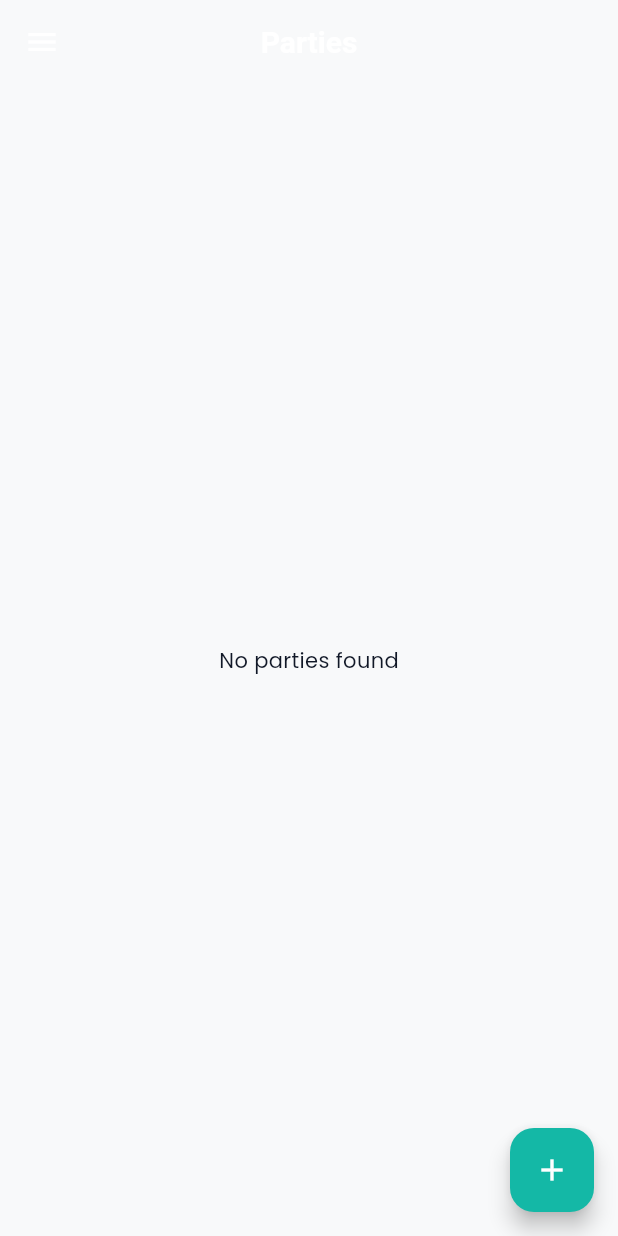
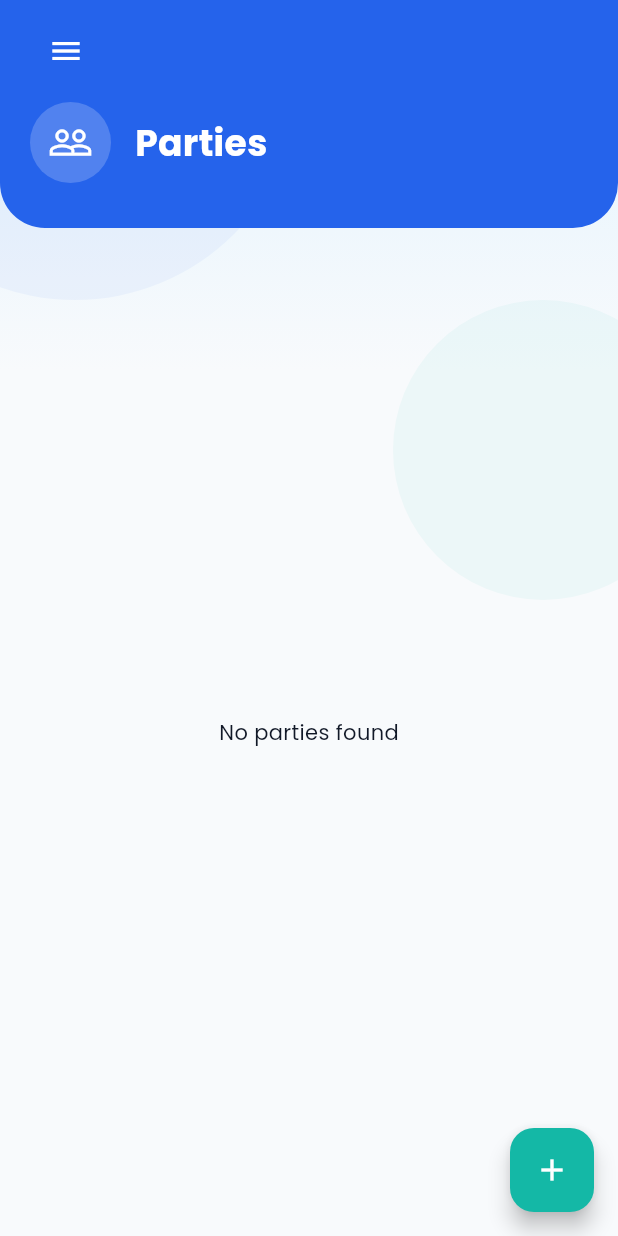
Before and after one commit to Vivekchavda1374/Hetanshi-Enterprise, a Flutter app: the PartyListScreen screen opened by its route, on a phone screen of 412 x 824 dp. Run offline on Flutter 3.47's test engine with Material 3 defaults, Android fonts, the phone set to English and light mode, and no system bars; our stand-ins replace animate_do, cloud_firestore, firebase_core, fl_chart, flutter_staggered_animations, google_fonts and 1 more; accounts and stored records are empty.

Commit message:
refactor: Improve party screens with enhanced UI and notifications

```diff
--- a/lib/screens/party/party_list_screen.dart
+++ b/lib/screens/party/party_list_screen.dart
@@ -4,6 +4,9 @@ import 'package:hetanshi_enterprise/services/firestore_service.dart';
 import 'package:hetanshi_enterprise/screens/party/add_edit_party_screen.dart';
 import 'package:hetanshi_enterprise/widgets/app_drawer.dart';
 import 'package:flutter_staggered_animations/flutter_staggered_animations.dart';
+import 'package:hetanshi_enterprise/utils/app_theme.dart';
+import 'package:hetanshi_enterprise/widgets/modern_background.dart';
+import 'package:hetanshi_enterprise/utils/toast_utils.dart';
 
 class PartyListScreen extends StatelessWidget {
   const PartyListScreen({super.key});
@@ -13,14 +16,72 @@ class PartyListScreen extends StatelessWidget {
     final firestoreService = FirestoreService();
 
     return Scaffold(
-      backgroundColor: const Color(0xFFF8F9FA),
-      appBar: AppBar(
-        title: const Text('Parties'),
-        backgroundColor: Colors.transparent,
-        elevation: 0,
+      backgroundColor: AppColors.backgroundGrey,
+      // AppBar removed to use custom header
+      drawer: const AppDrawer(),
+      body: ModernBackground(
+        child: Column(
+          children: [
+            // Custom Header matching Dashboard
+            Container(
+              width: double.infinity,
+              decoration: const BoxDecoration(
+                color: AppColors.primaryBlue,
+                borderRadius: BorderRadius.only(
+                  bottomLeft: Radius.circular(30),
+                  bottomRight: Radius.circular(30),
                 ),
-      drawer: const AppDrawer(),
-      body: StreamBuilder<List<Party>>(
+              ),
+              padding: const EdgeInsets.fromLTRB(20, 10, 20, 30),
+              child: SafeArea( // Ensure header respects top notch
+                bottom: false,
+                child: Column(
+                  children: [
+                    Row(
+                      mainAxisAlignment: MainAxisAlignment.spaceBetween,
+                      children: [
+                        Builder(
+                          builder: (context) => IconButton(
+                            icon: const Icon(Icons.menu, color: Colors.white),
+                            onPressed: () {
+                              Scaffold.of(context).openDrawer();
+                            },
+                          ),
+                        ),
+                        // You can add search or filter icons here if needed
+                        const SizedBox(width: 48), // Balancing space
+                      ],
+                    ),
+                    const SizedBox(height: 10),
+                    Row(
+                      children: [
+                        Container(
+                          padding: const EdgeInsets.all(12),
+                          decoration: BoxDecoration(
+                            color: Colors.white.withOpacity(0.2),
+                            shape: BoxShape.circle,
+                          ),
+                          child: const Icon(Icons.people_outline, color: Colors.white, size: 30),
+                        ),
+                        const SizedBox(width: 16),
+                        const Text(
+                          "Parties",
+                          style: TextStyle(
+                            fontSize: 24,
+                            fontWeight: FontWeight.bold,
+                            color: Colors.white,
+                          ),
+                        ),
+                      ],
+                    ),
+                  ],
+                ),
+              ),
+            ),
+
+            // List content taking remaining space
+            Expanded(
+              child: StreamBuilder<List<Party>>(
                 stream: firestoreService.getParties(),
                 builder: (context, snapshot) {
                   if (snapshot.connectionState == ConnectionState.waiting) {
@@ -51,12 +112,15 @@ class PartyListScreen extends StatelessWidget {
                             child: FadeInAnimation(
                               child: Card(
                                 margin: const EdgeInsets.only(bottom: 12),
+                                elevation: 1,
+                                color: AppColors.cardWhite.withOpacity(0.9),
+                                shape: RoundedRectangleBorder(borderRadius: BorderRadius.circular(12)),
                                 child: ListTile(
                                   leading: CircleAvatar(
-                            backgroundColor: Colors.blue.shade50,
+                                    backgroundColor: AppColors.infoSkyBlue.withOpacity(0.1),
                                     child: Text(
                                       party.name.isNotEmpty ? party.name[0].toUpperCase() : '?',
-                              style: TextStyle(color: Colors.blue.shade700, fontWeight: FontWeight.bold),
+                                      style: const TextStyle(color: AppColors.infoSkyBlue, fontWeight: FontWeight.bold),
                                     ),
                                   ),
                                   title: Text(party.name,
@@ -64,9 +128,10 @@ class PartyListScreen extends StatelessWidget {
                                   subtitle: Column(
                                     crossAxisAlignment: CrossAxisAlignment.start,
                                     children: [
-                              Text(party.mobile),
+                                      Text(party.mobile, style: const TextStyle(color: AppColors.textSecondary)),
                                       Text(party.address,
-                                  maxLines: 1, overflow: TextOverflow.ellipsis),
+                                          maxLines: 1, overflow: TextOverflow.ellipsis,
+                                          style: const TextStyle(color: AppColors.textSecondary)),
                                     ],
                                   ),
                                   isThreeLine: true,
@@ -74,7 +139,7 @@ class PartyListScreen extends StatelessWidget {
                                     mainAxisSize: MainAxisSize.min,
                                     children: [
                                       IconButton(
-                                icon: const Icon(Icons.edit, color: Colors.blue),
+                                        icon: const Icon(Icons.edit, color: AppColors.primaryBlue),
                                         onPressed: () {
                                           Navigator.push(
                                             context,
@@ -86,7 +151,7 @@ class PartyListScreen extends StatelessWidget {
                                         },
                                       ),
                                       IconButton(
-                                icon: const Icon(Icons.delete, color: Colors.red),
+                                        icon: const Icon(Icons.delete, color: AppColors.errorRed),
                                         onPressed: () async {
                                           final confirm = await showDialog<bool>(
                                             context: context,
@@ -104,13 +169,22 @@ class PartyListScreen extends StatelessWidget {
                                                         Navigator.pop(context, true),
                                                     child: const Text('Delete',
                                                         style: TextStyle(
-                                                    color: Colors.red))),
+                                                            color: AppColors.errorRed))),
                                               ],
                                             ),
                                           );
 
                                           if (confirm == true) {
+                                            try {
                                               await firestoreService.deleteParty(party.id);
+                                              if (context.mounted) {
+                                                 ToastUtils.showSuccess(context, 'Party deleted');
+                                              }
+                                            } catch (e) {
+                                              if (context.mounted) {
+                                                 ToastUtils.showError(context, 'Error deleting: $e');
+                                              }
+                                            }
                                           }
                                         },
                                       ),
@@ -126,6 +200,10 @@ class PartyListScreen extends StatelessWidget {
                   );
                 },
               ),
+            ),
+          ],
+        ),
+      ),
       floatingActionButton: FloatingActionButton(
         onPressed: () {
           Navigator.push(
@@ -135,7 +213,8 @@ class PartyListScreen extends StatelessWidget {
             ),
           );
         },
-        child: const Icon(Icons.add),
+        backgroundColor: AppColors.secondaryTeal,
+        child: const Icon(Icons.add, color: Colors.white),
       ),
     );
   }
```
Also changed, not shown: lib/screens/party/add_edit_party_screen.dart (+3 -6 lines). Lines whose indentation alone changed are shown as unchanged.
